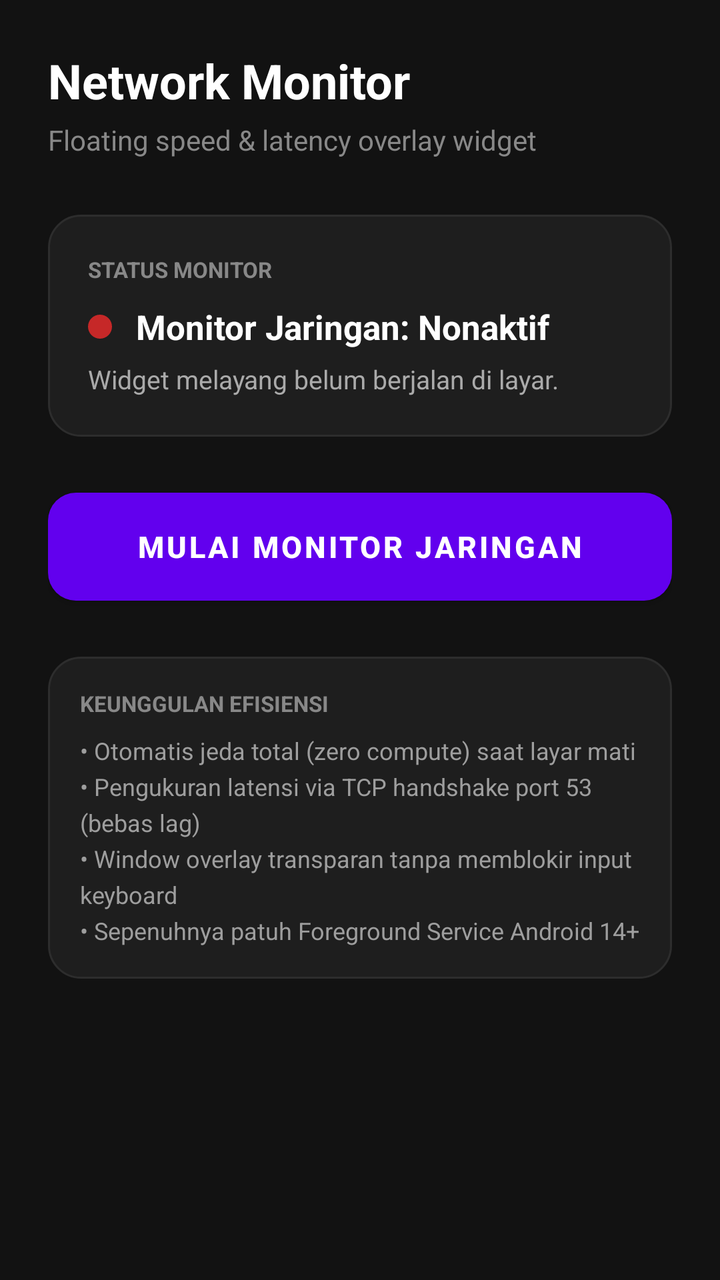
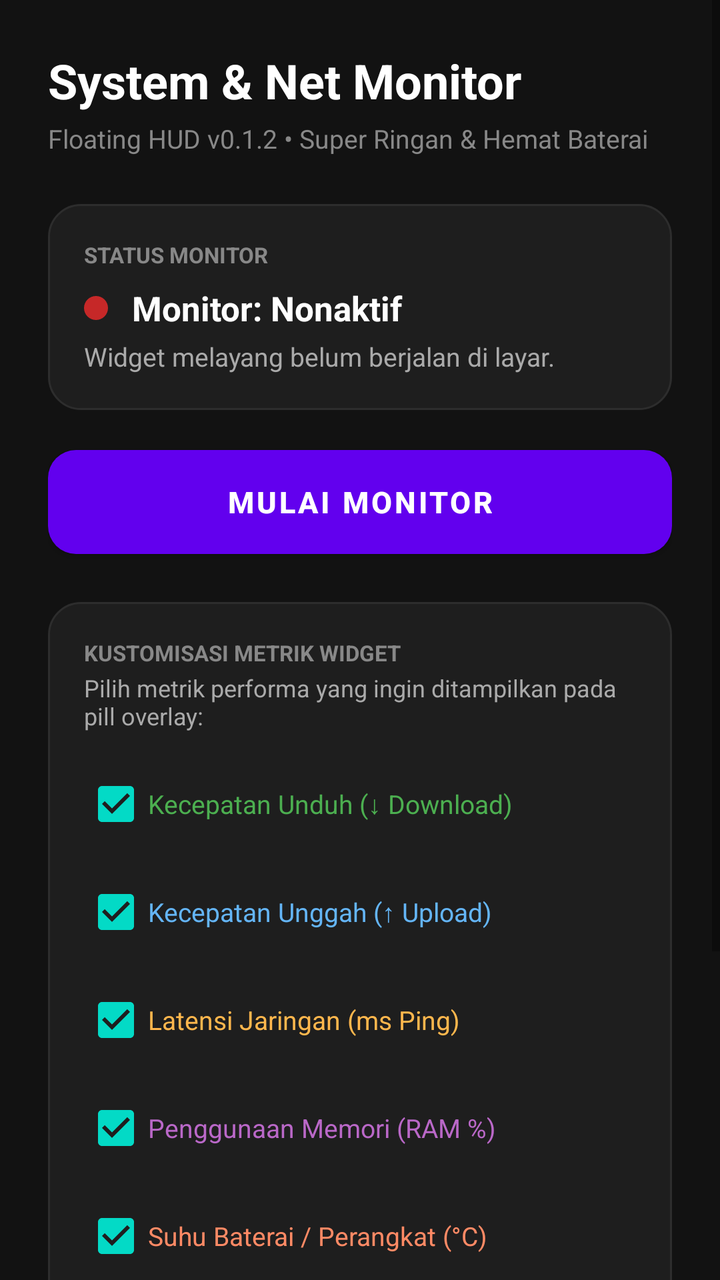

Two renders of the same Android screen: before a commit and after it. Below are the layout's source before the change and the commit's diff.
<!-- AndroidManifest.xml: fallback theme Theme.MaterialComponents.DayNight.NoActionBar -->
<!-- res/layout/activity_main.xml -->
<?xml version="1.0" encoding="utf-8"?>
<ScrollView xmlns:android="http://schemas.android.com/apk/res/android"
    android:layout_width="match_parent"
    android:layout_height="match_parent"
    android:background="#121212"
    android:fillViewport="true">

    <LinearLayout
        android:layout_width="match_parent"
        android:layout_height="wrap_content"
        android:orientation="vertical"
        android:padding="24dp">

        
        <TextView
            android:layout_width="wrap_content"
            android:layout_height="wrap_content"
            android:text="Network Monitor"
            android:textColor="#FFFFFF"
            android:textSize="24sp"
            android:textStyle="bold" />

        <TextView
            android:layout_width="wrap_content"
            android:layout_height="wrap_content"
            android:layout_marginTop="4dp"
            android:text="Floating speed &amp; latency overlay widget"
            android:textColor="#888888"
            android:textSize="14sp" />

        
        <LinearLayout
            android:layout_width="match_parent"
            android:layout_height="wrap_content"
            android:layout_marginTop="28dp"
            android:background="@drawable/bg_card"
            android:orientation="vertical"
            android:padding="20dp">

            <TextView
                android:layout_width="wrap_content"
                android:layout_height="wrap_content"
                android:text="STATUS MONITOR"
                android:textColor="#888888"
                android:textSize="11sp"
                android:textStyle="bold" />

            <LinearLayout
                android:layout_width="match_parent"
                android:layout_height="wrap_content"
                android:layout_marginTop="10dp"
                android:gravity="center_vertical"
                android:orientation="horizontal">

                <View
                    android:id="@+id/viewStatusDot"
                    android:layout_width="12dp"
                    android:layout_height="12dp"
                    android:background="@drawable/bg_button_stop" />

                <TextView
                    android:id="@+id/tvStatusTitle"
                    android:layout_width="wrap_content"
                    android:layout_height="wrap_content"
                    android:layout_marginStart="12dp"
                    android:text="Monitor Jaringan: Nonaktif"
                    android:textColor="#FFFFFF"
                    android:textSize="17sp"
                    android:textStyle="bold" />
            </LinearLayout>

            <TextView
                android:id="@+id/tvStatusSubtitle"
                android:layout_width="wrap_content"
                android:layout_height="wrap_content"
                android:layout_marginTop="6dp"
                android:text="Widget melayang belum berjalan di layar."
                android:textColor="#AAAAAA"
                android:textSize="13sp" />
        </LinearLayout>

        
        <LinearLayout
            android:id="@+id/cardOverlayPermission"
            android:layout_width="match_parent"
            android:layout_height="wrap_content"
            android:layout_marginTop="16dp"
            android:background="@drawable/bg_card"
            android:orientation="vertical"
            android:padding="16dp"
            android:visibility="gone">

            <TextView
                android:layout_width="wrap_content"
                android:layout_height="wrap_content"
                android:text="⚠️ Izin Tampil Di Atas Aplikasi Diperlukan"
                android:textColor="#FFB74D"
                android:textSize="14sp"
                android:textStyle="bold" />

            <TextView
                android:layout_width="wrap_content"
                android:layout_height="wrap_content"
                android:layout_marginTop="6dp"
                android:text="Aplikasi memerlukan izin overlay agar widget floating dapat tampil di atas aplikasi lain."
                android:textColor="#CCCCCC"
                android:textSize="12sp" />

            <Button
                android:id="@+id/btnGrantOverlay"
                android:layout_width="match_parent"
                android:layout_height="42dp"
                android:layout_marginTop="12dp"
                android:background="@drawable/bg_button_permission"
                android:text="Aktifkan Izin Overlay"
                android:textColor="#FFFFFF"
                android:textSize="13sp"
                android:textStyle="bold" />
        </LinearLayout>

        
        <LinearLayout
            android:id="@+id/cardNotificationPermission"
            android:layout_width="match_parent"
            android:layout_height="wrap_content"
            android:layout_marginTop="16dp"
            android:background="@drawable/bg_card"
            android:orientation="vertical"
            android:padding="16dp"
            android:visibility="gone">

            <TextView
                android:layout_width="wrap_content"
                android:layout_height="wrap_content"
                android:text="🔔 Izin Notifikasi Diperlukan"
                android:textColor="#64B5F6"
                android:textSize="14sp"
                android:textStyle="bold" />

            <TextView
                android:layout_width="wrap_content"
                android:layout_height="wrap_content"
                android:layout_marginTop="6dp"
                android:text="Android 13+ mewajibkan izin notifikasi agar Foreground Service berjalan stabil tanpa dihentikan sistem."
                android:textColor="#CCCCCC"
                android:textSize="12sp" />

            <Button
                android:id="@+id/btnGrantNotification"
                android:layout_width="match_parent"
                android:layout_height="42dp"
                android:layout_marginTop="12dp"
                android:background="@drawable/bg_button_permission"
                android:text="Izinkan Notifikasi"
                android:textColor="#FFFFFF"
                android:textSize="13sp"
                android:textStyle="bold" />
        </LinearLayout>

        
        <Button
            android:id="@+id/btnToggleService"
            android:layout_width="match_parent"
            android:layout_height="54dp"
            android:layout_marginTop="28dp"
            android:background="@drawable/bg_button_start"
            android:text="Mulai Monitor Jaringan"
            android:textColor="#FFFFFF"
            android:textSize="15sp"
            android:textStyle="bold" />

        
        <LinearLayout
            android:layout_width="match_parent"
            android:layout_height="wrap_content"
            android:layout_marginTop="28dp"
            android:background="@drawable/bg_card"
            android:orientation="vertical"
            android:padding="16dp">

            <TextView
                android:layout_width="wrap_content"
                android:layout_height="wrap_content"
                android:text="KEUNGGULAN EFISIENSI"
                android:textColor="#888888"
                android:textSize="11sp"
                android:textStyle="bold" />

            <TextView
                android:layout_width="wrap_content"
                android:layout_height="wrap_content"
                android:layout_marginTop="8dp"
                android:text="• Otomatis jeda total (zero compute) saat layar mati\n• Pengukuran latensi via TCP handshake port 53 (bebas lag)\n• Window overlay transparan tanpa memblokir input keyboard\n• Sepenuhnya patuh Foreground Service Android 14+"
                android:textColor="#9E9E9E"
                android:textSize="12sp"
                android:lineSpacingExtra="4dp" />
        </LinearLayout>

    </LinearLayout>
</ScrollView>
<!-- resources referenced by this layout -->
<resources>
  <!-- drawable bg_button_permission (drawable) -->
  <?xml version="1.0" encoding="utf-8"?>
  <shape xmlns:android="http://schemas.android.com/apk/res/android"
      android:shape="rectangle">
      <solid android:color="#E65100" />
      <corners android:radius="10dp" />
  </shape>
  <!-- drawable bg_button_start (drawable) -->
  <?xml version="1.0" encoding="utf-8"?>
  <shape xmlns:android="http://schemas.android.com/apk/res/android"
      android:shape="rectangle">
      <solid android:color="#2E7D32" />
      <corners android:radius="14dp" />
  </shape>
  <!-- drawable bg_button_stop (drawable) -->
  <?xml version="1.0" encoding="utf-8"?>
  <shape xmlns:android="http://schemas.android.com/apk/res/android"
      android:shape="rectangle">
      <solid android:color="#C62828" />
      <corners android:radius="14dp" />
  </shape>
  <!-- drawable bg_card (drawable) -->
  <?xml version="1.0" encoding="utf-8"?>
  <shape xmlns:android="http://schemas.android.com/apk/res/android"
      android:shape="rectangle">
      <solid android:color="#1E1E1E" />
      <stroke
          android:width="1dp"
          android:color="#2D2D2D" />
      <corners android:radius="16dp" />
  </shape>
</resources>

<!-- the commit's change to res/layout/activity_main.xml (unified diff, before → after) -->
@@ -15,7 +15,7 @@
         <TextView
             android:layout_width="wrap_content"
             android:layout_height="wrap_content"
-            android:text="Network Monitor"
+            android:text="System &amp; Net Monitor"
             android:textColor="#FFFFFF"
             android:textSize="24sp"
             android:textStyle="bold" />
@@ -24,18 +24,18 @@
             android:layout_width="wrap_content"
             android:layout_height="wrap_content"
             android:layout_marginTop="4dp"
-            android:text="Floating speed &amp; latency overlay widget"
+            android:text="Floating HUD v0.1.2 • Super Ringan &amp; Hemat Baterai"
             android:textColor="#888888"
-            android:textSize="14sp" />
-
-        
-        <LinearLayout
-            android:layout_width="match_parent"
-            android:layout_height="wrap_content"
-            android:layout_marginTop="28dp"
-            android:background="@drawable/bg_card"
-            android:orientation="vertical"
-            android:padding="20dp">
+            android:textSize="13sp" />
+
+        
+        <LinearLayout
+            android:layout_width="match_parent"
+            android:layout_height="wrap_content"
+            android:layout_marginTop="24dp"
+            android:background="@drawable/bg_card"
+            android:orientation="vertical"
+            android:padding="18dp">
 
             <TextView
                 android:layout_width="wrap_content"
@@ -48,7 +48,7 @@
             <LinearLayout
                 android:layout_width="match_parent"
                 android:layout_height="wrap_content"
-                android:layout_marginTop="10dp"
+                android:layout_marginTop="8dp"
                 android:gravity="center_vertical"
                 android:orientation="horizontal">
 
@@ -63,7 +63,7 @@
                     android:layout_width="wrap_content"
                     android:layout_height="wrap_content"
                     android:layout_marginStart="12dp"
-                    android:text="Monitor Jaringan: Nonaktif"
+                    android:text="Monitor: Nonaktif"
                     android:textColor="#FFFFFF"
                     android:textSize="17sp"
                     android:textStyle="bold" />
@@ -73,7 +73,7 @@
                 android:id="@+id/tvStatusSubtitle"
                 android:layout_width="wrap_content"
                 android:layout_height="wrap_content"
-                android:layout_marginTop="6dp"
+                android:layout_marginTop="4dp"
                 android:text="Widget melayang belum berjalan di layar."
                 android:textColor="#AAAAAA"
                 android:textSize="13sp" />
@@ -161,10 +161,10 @@
         <Button
             android:id="@+id/btnToggleService"
             android:layout_width="match_parent"
-            android:layout_height="54dp"
-            android:layout_marginTop="28dp"
+            android:layout_height="52dp"
+            android:layout_marginTop="20dp"
             android:background="@drawable/bg_button_start"
-            android:text="Mulai Monitor Jaringan"
+            android:text="Mulai Monitor"
             android:textColor="#FFFFFF"
             android:textSize="15sp"
             android:textStyle="bold" />
@@ -173,15 +173,15 @@
         <LinearLayout
             android:layout_width="match_parent"
             android:layout_height="wrap_content"
-            android:layout_marginTop="28dp"
-            android:background="@drawable/bg_card"
-            android:orientation="vertical"
-            android:padding="16dp">
-
-            <TextView
-                android:layout_width="wrap_content"
-                android:layout_height="wrap_content"
-                android:text="KEUNGGULAN EFISIENSI"
+            android:layout_marginTop="24dp"
+            android:background="@drawable/bg_card"
+            android:orientation="vertical"
+            android:padding="18dp">
+
+            <TextView
+                android:layout_width="wrap_content"
+                android:layout_height="wrap_content"
+                android:text="KUSTOMISASI METRIK WIDGET"
                 android:textColor="#888888"
                 android:textSize="11sp"
                 android:textStyle="bold" />
@@ -189,8 +189,91 @@
             <TextView
                 android:layout_width="wrap_content"
                 android:layout_height="wrap_content"
-                android:layout_marginTop="8dp"
-                android:text="• Otomatis jeda total (zero compute) saat layar mati\n• Pengukuran latensi via TCP handshake port 53 (bebas lag)\n• Window overlay transparan tanpa memblokir input keyboard\n• Sepenuhnya patuh Foreground Service Android 14+"
+                android:layout_marginTop="2dp"
+                android:layout_marginBottom="12dp"
+                android:text="Pilih metrik performa yang ingin ditampilkan pada pill overlay:"
+                android:textColor="#AAAAAA"
+                android:textSize="12sp" />
+
+            
+            <CheckBox
+                android:id="@+id/cbDownload"
+                android:layout_width="match_parent"
+                android:layout_height="wrap_content"
+                android:text="Kecepatan Unduh (↓ Download)"
+                android:textColor="#4CAF50"
+                android:textSize="13sp"
+                android:checked="true" />
+
+            
+            <CheckBox
+                android:id="@+id/cbUpload"
+                android:layout_width="match_parent"
+                android:layout_height="wrap_content"
+                android:layout_marginTop="6dp"
+                android:text="Kecepatan Unggah (↑ Upload)"
+                android:textColor="#64B5F6"
+                android:textSize="13sp"
+                android:checked="true" />
+
+            
+            <CheckBox
+                android:id="@+id/cbPing"
+                android:layout_width="match_parent"
+                android:layout_height="wrap_content"
+                android:layout_marginTop="6dp"
+                android:text="Latensi Jaringan (ms Ping)"
+                android:textColor="#FFB74D"
+                android:textSize="13sp"
+                android:checked="true" />
+
+            
+            <CheckBox
+                android:id="@+id/cbRam"
+                android:layout_width="match_parent"
+                android:layout_height="wrap_content"
+                android:layout_marginTop="6dp"
+                android:text="Penggunaan Memori (RAM %)"
+                android:textColor="#BA68C8"
+                android:textSize="13sp"
+                android:checked="true" />
+
+            
+            <CheckBox
+                android:id="@+id/cbTemp"
+                android:layout_width="match_parent"
+                android:layout_height="wrap_content"
+                android:layout_marginTop="6dp"
+                android:text="Suhu Baterai / Perangkat (°C)"
+                android:textColor="#FF8A65"
+                android:textSize="13sp"
+                android:checked="true" />
+
+        </LinearLayout>
+
+        
+        <LinearLayout
+            android:layout_width="match_parent"
+            android:layout_height="wrap_content"
+            android:layout_marginTop="20dp"
+            android:layout_marginBottom="16dp"
+            android:background="@drawable/bg_card"
+            android:orientation="vertical"
+            android:padding="16dp">
+
+            <TextView
+                android:layout_width="wrap_content"
+                android:layout_height="wrap_content"
+                android:text="EFISIENSI &amp; PRIVASI"
+                android:textColor="#888888"
+                android:textSize="11sp"
+                android:textStyle="bold" />
+
+            <TextView
+                android:layout_width="wrap_content"
+                android:layout_height="wrap_content"
+                android:layout_marginTop="6dp"
+                android:text="• Otomatis jeda komputasi 100% saat layar mati\n• Membaca RAM via MemoryInfo reusable (Zero GC alloc)\n• Membaca Suhu via cached sticky broadcast\n• 100% aman tanpa root &amp; tanpa akses data pribadi"
                 android:textColor="#9E9E9E"
                 android:textSize="12sp"
                 android:lineSpacingExtra="4dp" />
